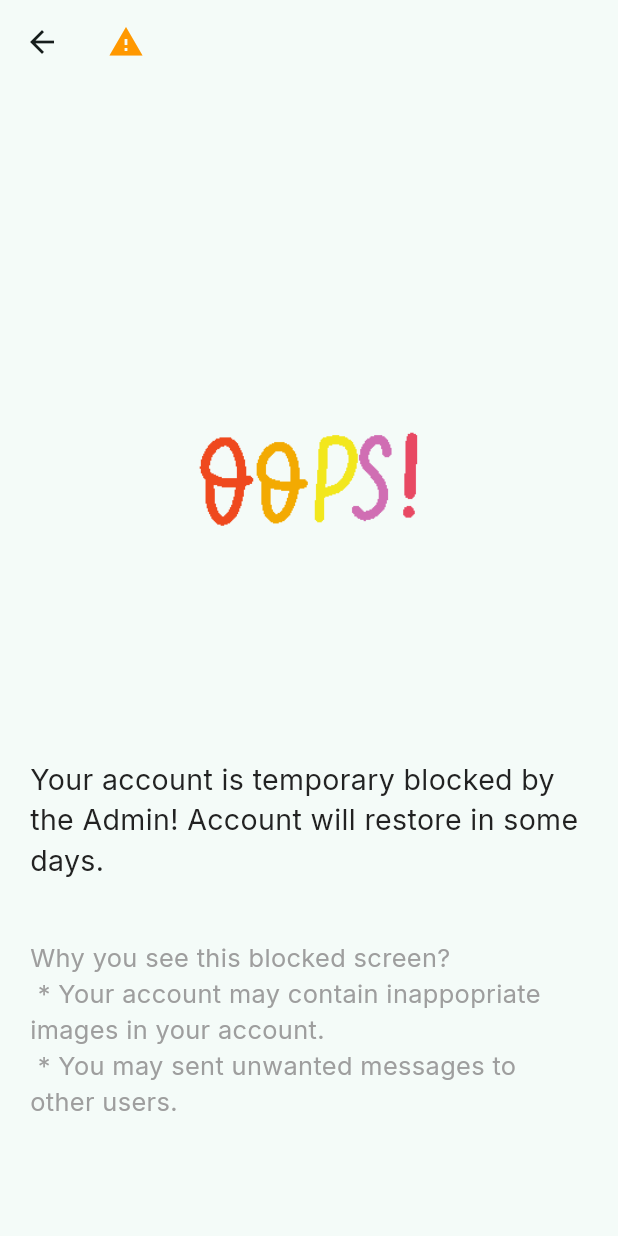
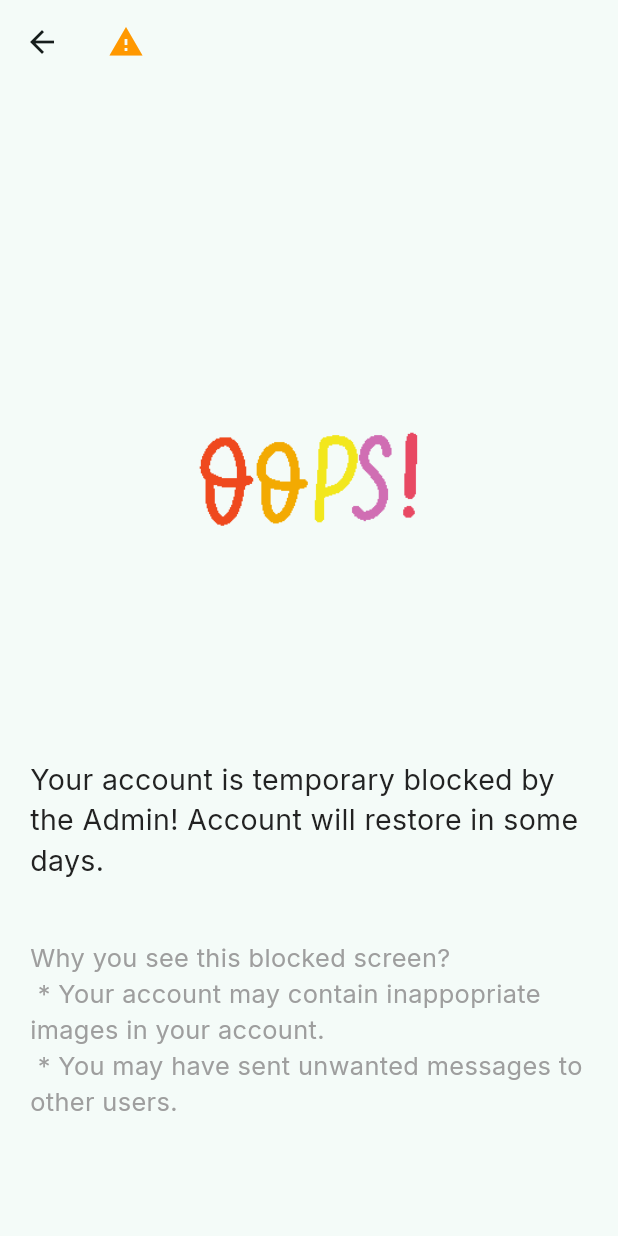
Before and after one commit to LakshithWithana/seniorcompanion, a Flutter app: the BlockScreenView screen opened directly with empty values, on a phone screen of 412 x 824 dp. Run offline on Flutter 3.47's test engine with Material 2 defaults, Android fonts, the phone set to English and light mode, and no system bars; our stand-ins replace bloc, cloud_firestore, dartz, datetime_picker_formfield_new, easy_localization, email_validator and 15 more; missing offline and left inert: flow_builder; accounts and stored records are empty; statements that could not run were skipped.

Commit message:
last changes

```diff
--- a/lib/app/cubit/blocked_status_cubit.dart
+++ b/lib/app/cubit/blocked_status_cubit.dart
@@ -1,4 +1,3 @@
-import 'dart:ffi';
 
 import 'package:bloc/bloc.dart';
 import 'package:equatable/equatable.dart';
--- a/lib/core/shared/widgets/divider_widget.dart
+++ b/lib/core/shared/widgets/divider_widget.dart
@@ -1,5 +1,4 @@
 import 'package:flutter/material.dart';
-import 'package:seniorcompanion/core/constants/colors.dart';
 
 class DividerWidget extends StatelessWidget {
   const DividerWidget({super.key});
--- a/lib/features/block_screen/presentation/block_screen_view.dart
+++ b/lib/features/block_screen/presentation/block_screen_view.dart
@@ -1,6 +1,5 @@
 import 'package:flutter/material.dart';
 import 'package:flutter_screenutil/flutter_screenutil.dart';
-import 'package:seniorcompanion/core/constants/colors.dart';
 import 'package:seniorcompanion/core/shared/widgets/custom_text.dart';
 
 class BlockScreenView extends StatelessWidget {
@@ -22,7 +21,7 @@ class BlockScreenView extends StatelessWidget {
         ),
       ),
       body: Padding(
-        padding: EdgeInsets.all(20.0),
+        padding: const EdgeInsets.all(20.0),
         child: Center(
           child: SingleChildScrollView(
             child: Column(
@@ -33,10 +32,10 @@ class BlockScreenView extends StatelessWidget {
                         ? "Your account is permanently blocked by the Admin! No longer you can use this app!"
                         : "Your account is temporary blocked by the Admin! Account will restore in some days.",
                     fontSize: 18.0.sp),
-                SizedBox(height: 40.0),
+                const SizedBox(height: 40.0),
                 CustomText(
                   text:
-                      "Why you see this blocked screen?\n * Your account may contain inappopriate images in your account.\n * You may sent unwanted messages to other users.",
+                      "Why you see this blocked screen?\n * Your account may contain inappopriate images in your account.\n * You may have sent unwanted messages to other users.",
                   fontSize: 16.0.sp,
                   color: Colors.grey,
                 ),
--- a/lib/features/chat/presentation/chat_view.dart
+++ b/lib/features/chat/presentation/chat_view.dart
@@ -25,10 +25,10 @@ class ChatView extends StatelessWidget {
       }
     }
 
-    final ScrollController _scrollController = ScrollController();
+    final ScrollController scrollController = ScrollController();
 
     return SingleChildScrollView(
-      controller: _scrollController,
+      controller: scrollController,
       child: Padding(
         padding: const EdgeInsets.fromLTRB(20.0, 0, 20.0, 20.0),
         child: BlocBuilder<AppBloc, AppState>(
--- a/lib/features/chat/single_person_chat/presentation/chatRoom.dart
+++ b/lib/features/chat/single_person_chat/presentation/chatRoom.dart
@@ -124,7 +124,7 @@ class _ChatRoomState extends State<ChatRoom> {
                 ),
               );
             },
-            icon: Icon(Icons.report),
+            icon: const Icon(Icons.report),
           ),
         ],
       ),
--- a/lib/features/notifications/emergency_and_reminders/presentation/emergency_and_reminders_tab_view.dart
+++ b/lib/features/notifications/emergency_and_reminders/presentation/emergency_and_reminders_tab_view.dart
@@ -1,4 +1,3 @@
-import 'package:dartz/dartz.dart';
 import 'package:easy_localization/easy_localization.dart';
 import 'package:flutter/material.dart';
 import 'package:flutter_bloc/flutter_bloc.dart';
@@ -6,7 +5,6 @@ import 'package:flutter_screenutil/flutter_screenutil.dart';
 import 'package:seniorcompanion/core/constants/colors.dart';
 import 'package:seniorcompanion/core/shared/widgets/custom_elevated_buttons.dart';
 import 'package:seniorcompanion/core/shared/widgets/custom_text.dart';
-import 'package:seniorcompanion/core/user_details/cubit/cubit/user_details_cubit.dart';
 import 'package:seniorcompanion/features/notifications/emergency_and_reminders/cubit/emergency_cubit.dart';
 
 import '../../../../core/shared/widgets/custom_text_form_field.dart';
--- a/lib/features/search/presentation/pages/single_search_result_view.dart
+++ b/lib/features/search/presentation/pages/single_search_result_view.dart
@@ -69,7 +69,7 @@ class SingleSearchResultView extends StatelessWidget {
                     ),
                   );
                 },
-                icon: Icon(Icons.report),
+                icon: const Icon(Icons.report),
               ),
             ],
           ),
--- a/lib/features/user_home/presentation/pages/user_home_view.dart
+++ b/lib/features/user_home/presentation/pages/user_home_view.dart
@@ -4,8 +4,6 @@ import 'package:flutter_bloc/flutter_bloc.dart';
 import 'package:seniorcompanion/app/cubit/blocked_status_cubit.dart';
 import 'package:seniorcompanion/app/routes/bloc/main_page_routes_bloc.dart';
 import 'package:seniorcompanion/core/constants/colors.dart';
-import 'package:seniorcompanion/core/service_locator/service_locator.dart';
-import 'package:seniorcompanion/core/user_details/cubit/cubit/user_details_cubit.dart';
 import 'package:seniorcompanion/features/block_screen/presentation/block_screen_page.dart';
 
 // import '../../../../app/routes/bottom_nav_items/bottom_nav_items.dart';
--- a/lib/main.dart
+++ b/lib/main.dart
@@ -1,8 +1,6 @@
-import 'package:animated_splash_screen/animated_splash_screen.dart';
 import 'package:firebase_core/firebase_core.dart';
 import 'package:flutter/material.dart';
 import 'package:flutter_bloc/flutter_bloc.dart';
-import 'package:page_transition/page_transition.dart';
 import 'package:seniorcompanion/app/bloc/app_bloc.dart';
 import 'package:seniorcompanion/app/bloc/app_bloc_observer.dart';
 import 'package:seniorcompanion/app/routes/bloc/main_page_routes_bloc.dart';
```
Also changed, not shown: lib/features/search/data/data_provider/search_data_provider_impl.dart (+21 -4 lines), lib/features/settings/pages/emergency_settings/emergency_settings_view.dart (+6 -6 lines), 1 other file.
